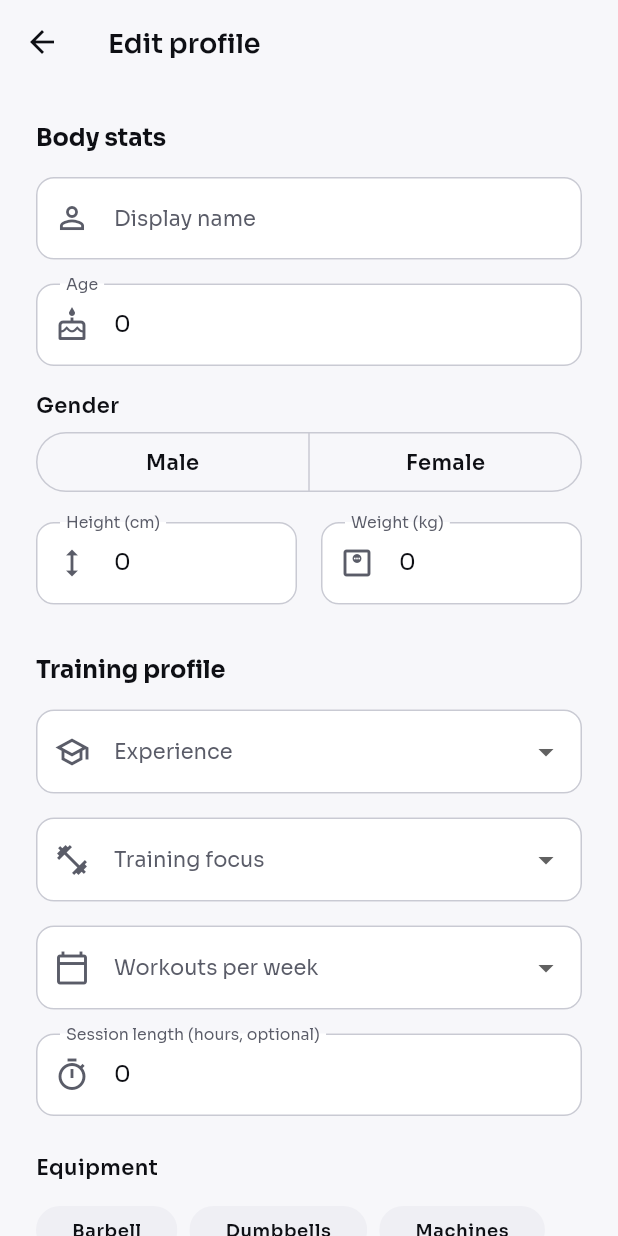
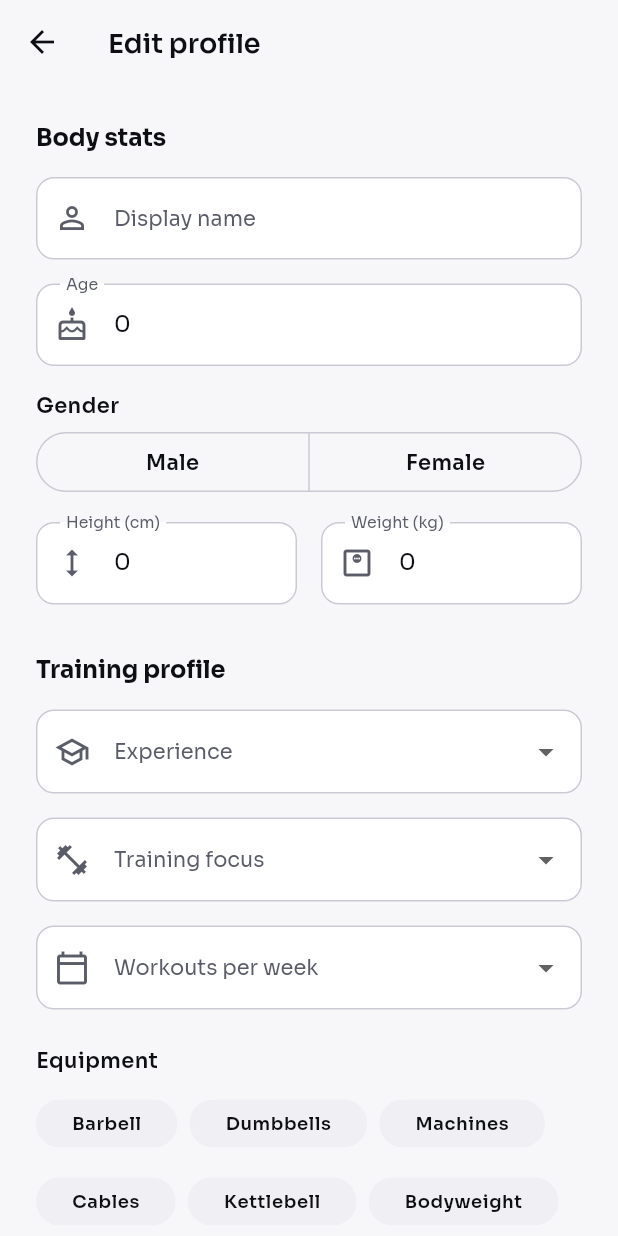
Before and after one commit to Ibrahim-Shahin1/fitnova, a Flutter app: the EditProfileScreen screen opened directly, on a phone screen of 412 x 824 dp. Run offline on Flutter 3.47's test engine with Material 3 defaults, Android fonts, the phone set to English and light mode, and no system bars; our stand-ins replace camera, fl_chart, flutter_svg, image_picker, shared_preferences, supabase_flutter and 1 more; accounts and stored records are empty; project files that could hold a hidden picture were left out.

Commit message:
fix(coach/profile): greet on every open, add experience level to onboarding, drop session-length
Three constraints the user flagged:
1. Coach now ALWAYS initiates: start() generates a fresh, context-aware greeting
   every time the chat opens (transient, not persisted) instead of only once for
   an empty conversation — which is why returning users never saw it. The
   greeting also knows their experience level + plan state.
2. Experience level (Beginner/Intermediate/Advanced) is now collected on the
   onboarding profile-setup form (it was only on the edit screen before), so the
   coach has it from the profile and needn't ask.
3. Removed the "how long do you want to train" question everywhere: dropped
   session_duration_hours from the coach's prepare_plan tool + a prompt guard
   ("never ask session length"), and removed the Session-length field from the
   edit-profile screen. The recommender defaults it.

Co-Authored-By: Claude Opus 4.7 (1M context) <noreply@anthropic.com>

```diff
--- a/lib/screens/profile/edit_profile_screen.dart
+++ b/lib/screens/profile/edit_profile_screen.dart
@@ -31,7 +31,6 @@ class _EditProfileScreenState extends State<EditProfileScreen> {
   final _age = TextEditingController();
   final _height = TextEditingController();
   final _weight = TextEditingController();
-  final _session = TextEditingController();
   String _gender = 'Male';
   String _focus = 'general';
   int _experience = 1;
@@ -48,7 +47,6 @@ class _EditProfileScreenState extends State<EditProfileScreen> {
     if (p?.age != null) _age.text = '${p!.age}';
     if (p?.heightCm != null) _height.text = _num(p!.heightCm!);
     if (p?.weightKg != null) _weight.text = _num(p!.weightKg!);
-    if (p?.sessionDurationHours != null) _session.text = _num(p!.sessionDurationHours!);
     _gender = p?.gender ?? 'Male';
     _focus = p?.trainingFocus ?? 'general';
     _experience = p?.experienceLevel ?? 1;
@@ -66,7 +64,6 @@ class _EditProfileScreenState extends State<EditProfileScreen> {
     _age.dispose();
     _height.dispose();
     _weight.dispose();
-    _session.dispose();
     super.dispose();
   }
 
@@ -88,7 +85,6 @@ class _EditProfileScreenState extends State<EditProfileScreen> {
       trainingFocus: _focus,
       experienceLevel: _experience,
       workoutFrequency: _frequency,
-      sessionDurationHours: double.tryParse(_session.text.trim()),
       injuries: _injuries.toList(),
       equipment: _equipment.toList(),
     );
@@ -226,18 +222,6 @@ class _EditProfileScreenState extends State<EditProfileScreen> {
                 ],
                 onChanged: (v) => setState(() => _frequency = v ?? 3),
               ),
-              const SizedBox(height: AppSpacing.md),
-              AppTextField(
-                controller: _session,
-                label: 'Session length (hours, optional)',
-                prefixIcon: Icons.timer_outlined,
-                keyboardType: TextInputType.number,
-                validator: (v) {
-                  if (v == null || v.trim().isEmpty) return null;
-                  final n = double.tryParse(v.trim());
-                  return (n == null || n <= 0 || n > 4) ? '0–4 h' : null;
-                },
-              ),
               const SizedBox(height: AppSpacing.lg),
               Text('Equipment', style: theme.textTheme.labelLarge),
               const SizedBox(height: AppSpacing.sm),
```
Also changed, not shown: lib/providers/conversation_provider.dart (+5 -5 lines), lib/screens/onboarding/profile_setup_screen.dart (+17 -0 lines), 2 other files.
